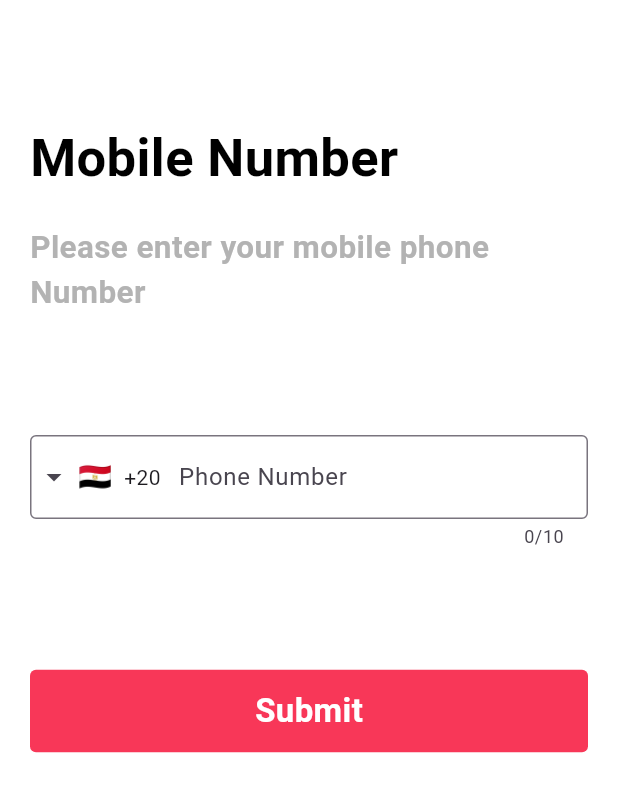
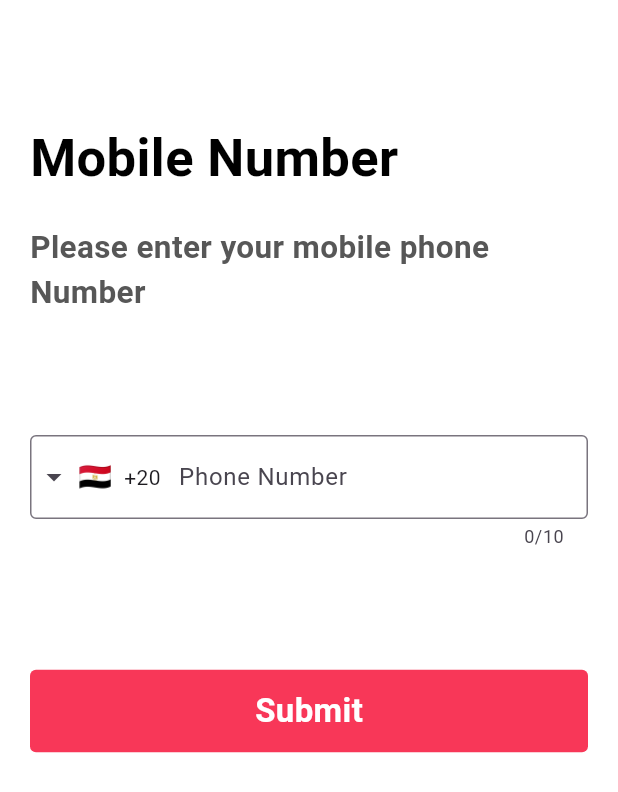
Before and after one commit to judge27/Stylish, a Flutter app: the PhoneNumberPage screen opened by its route, on a phone screen of 412 x 824 dp. Shown: the top 792 px of the screen. Run offline on Flutter 3.47's test engine with Material 3 defaults, Android fonts, the phone set to English and light mode, and no system bars; drawn by our look-alikes of intl_phone_field; our stand-ins replace bloc, cloud_firestore, device_preview, dots_indicator, firebase_auth, firebase_core and 8 more; accounts and stored records are empty.

Commit message:
//AdhamNOTIFICATION

```diff
--- a/lib/core/utils/core.dart
+++ b/lib/core/utils/core.dart
@@ -4,6 +4,7 @@ import 'package:flutter/cupertino.dart';
 import 'package:flutter/material.dart';
 import 'package:flutter/painting.dart';
 import 'package:flutter/widgets.dart';
+import 'package:path/path.dart';
 
 class Core {
   static Core instance = Core._init();
@@ -28,9 +29,11 @@ class Core {
   }
 
   // Auth TextField Decoration Object
-  InputDecoration authInputDecoration = InputDecoration(
+  InputDecoration authInputDecoration (BuildContext context) {
+    return InputDecoration(
       hintText: "Your Name",
-    errorStyle: const TextStyle(
+      errorStyle: TextStyle(
+        color: Theme.of(context).primaryColor,
         fontSize: 16,
         fontWeight: FontWeight.w800,
       ),
@@ -46,8 +49,8 @@ class Core {
           )),
       errorBorder: OutlineInputBorder(
           borderRadius: BorderRadius.circular(10),
-        borderSide: const BorderSide(
-          color: Colors.red,
+          borderSide: BorderSide(
+            color: Theme.of(context).primaryColor,
           )),
       focusedBorder: OutlineInputBorder(
           borderRadius: BorderRadius.circular(10),
@@ -69,7 +72,7 @@ class Core {
           size: 30,
         ),
       ),
-  );
+    ); }
 
     // auth textField Style Object
     TextStyle authTextStyle = const TextStyle(
--- a/lib/features/auth/phonenumber/view/components/phonenumber_widget.dart
+++ b/lib/features/auth/phonenumber/view/components/phonenumber_widget.dart
@@ -30,10 +30,10 @@ class PhoneNumberWidget extends StatelessWidget {
                           mainAxisAlignment: MainAxisAlignment.center,
                           crossAxisAlignment: CrossAxisAlignment.start,
                           children: [
-                            const Text(
+                             Text(
                               "Mobile Number",
                               style: TextStyle(
-                                color: Colors.black,
+                                color: Theme.of(context).hintColor,
                                 fontSize: 35,
                                 fontWeight: FontWeight.w700,
                               ),
@@ -41,12 +41,12 @@ class PhoneNumberWidget extends StatelessWidget {
                               overflow: TextOverflow.clip,
                             ),
                             const SizedBox(height: 20,),
-                            const SizedBox(
+                             SizedBox(
                               width: 350,
                               child: Text(
                                 "Please enter your mobile phone Number",
                                 style: TextStyle(
-                                  color: Color(0xffB3B3B3),
+                                  color: Theme.of(context).splashColor,
                                   fontSize: 21,
                                   fontWeight: FontWeight.w700,
                                 ),
@@ -71,10 +71,10 @@ class PhoneNumberWidget extends StatelessWidget {
                                 controller.phoneController.text =
                                     data as String;
                               },
-                              decoration: const InputDecoration(
+                              decoration: InputDecoration(
                                   labelText: "Phone Number",
                                   border: OutlineInputBorder(
-                                    borderSide: BorderSide(),
+                                    borderSide: BorderSide(color: Theme.of(context).primaryColor),
                                   )),
                             ),
                             const Spacer(
--- a/lib/main.dart
+++ b/lib/main.dart
@@ -11,6 +11,7 @@ import 'package:stylish/core/firebase/firebase.dart';
 import 'package:stylish/core/navigation/navigation.dart';
 import 'package:stylish/core/firebase/firebase_options.dart';
 import 'package:stylish/core/theme/apptheme_cubit.dart';
+import 'package:stylish/features/auth/phonenumber/view/page/phonenumber_page.dart';
 import 'features/auth/onboarding/view/page/onboarding_page.dart';
 
 void main() async {
@@ -46,7 +47,7 @@ class MyApp extends StatelessWidget {
                   Navigation.routes3
                       : // Onboarding Page
                   Navigation.routes,
-                );
+                 );
               }
               else {
                return MaterialApp(
@@ -63,7 +64,8 @@ class MyApp extends StatelessWidget {
                   Navigation.routes3
                       : // Onboarding Page
                   Navigation.routes,
-                );
+
+               );
               }
         }));
   }
```
Also changed, not shown: lib/features/auth/forgotpassword/view/components/forgotpassword_widget.dart (+6 -7 lines), lib/features/auth/login/view/components/login_body_widget.dart (+4 -5 lines), lib/features/auth/registration/view/component/bottom_registration_widget.dart (+9 -9 lines), lib/features/auth/registration/view/component/registration_widget.dart (+8 -8 lines), lib/core/theme/themes.dart (line endings or trailing spaces). Lines whose indentation alone changed are shown as unchanged.
